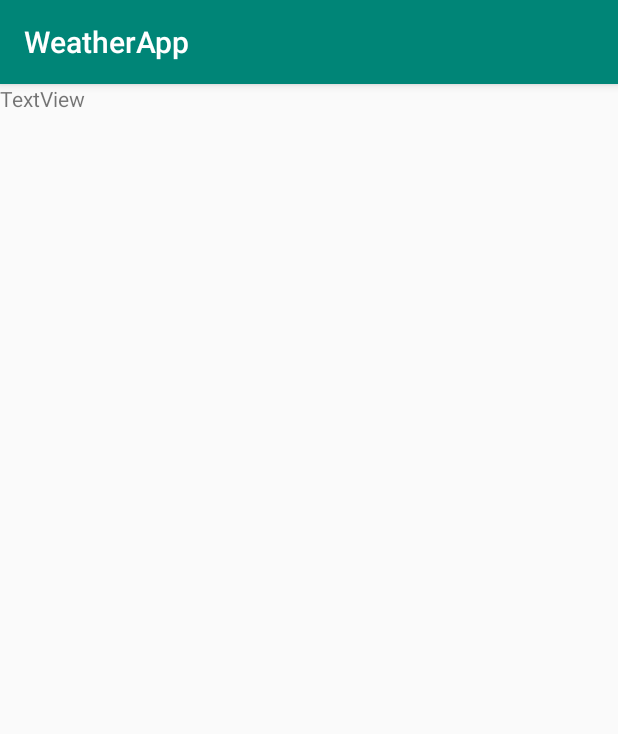
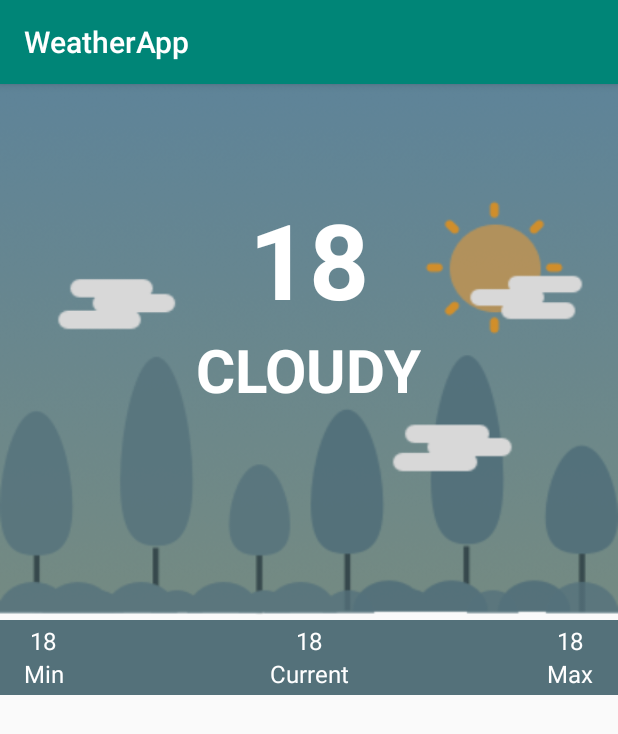
Before and after one commit to LNdame/WeatherApp, an Android app: the screen it shows after launch (MainActivity), on a phone screen of 412 x 824 dp. Shown: the top 734 px of the screen. Run offline under Robolectric (Android 15) with nearby library versions, the phone set to English and light mode, and no system bars; our stand-ins replace Dagger/Hilt's generated code, RxJava, Timber, data binding; network calls fail.

Commit message:
forest screen design

```diff
--- a/app/src/main/res/drawable/cloudy.xml
+++ b/app/src/main/res/drawable/cloudy.xml
@@ -3,5 +3,5 @@
     <item>
         <shape android:shape="rectangle"/>
     </item>
-    <item android:drawable="@drawable/sea_cloudy"/>
+    <item android:drawable="@drawable/forest_cloudy"/>
 </layer-list>
--- a/app/src/main/res/drawable/rainy.xml
+++ b/app/src/main/res/drawable/rainy.xml
@@ -3,5 +3,5 @@
     <item>
         <shape android:shape="rectangle"/>
     </item>
-    <item android:drawable="@drawable/sea_rainy"/>
+    <item android:drawable="@drawable/forest_rainy"/>
 </layer-list>
--- a/app/src/main/res/drawable/sunny.xml
+++ b/app/src/main/res/drawable/sunny.xml
@@ -3,5 +3,5 @@
     <item>
         <shape android:shape="rectangle"/>
     </item>
-    <item android:drawable="@drawable/sea_sunnypng"/>
+    <item android:drawable="@drawable/forest_sunny"/>
 </layer-list>
--- a/app/src/main/res/layout/activity_main.xml
+++ b/app/src/main/res/layout/activity_main.xml
@@ -16,26 +16,149 @@
 
 
 
+
         <LinearLayout
-            android:layout_width="409dp"
+            android:id="@+id/linearLayout"
+            android:layout_width="match_parent"
             android:layout_height="354dp"
             android:orientation="vertical"
-            tools:layout_editor_absoluteX="1dp"
-            tools:layout_editor_absoluteY="1dp">
+            android:gravity="center_horizontal"
+            android:paddingTop="70dp"
+            android:background="@drawable/cloudy"
+            app:layout_constraintEnd_toEndOf="parent"
+            app:layout_constraintStart_toStartOf="parent"
+            app:layout_constraintTop_toTopOf="parent">
 
             <TextView
-                android:id="@+id/textView"
-                android:layout_width="match_parent"
+                android:id="@+id/txtemperature"
+                android:layout_width="wrap_content"
                 android:layout_height="wrap_content"
-                android:text="TextView" />
+                android:textColor="@android:color/white"
+                android:textSize="70sp"
+                android:textStyle="bold"
+                android:text="18" />
+            <TextView
+                android:id="@+id/txtweather"
+                android:layout_width="wrap_content"
+                android:layout_height="wrap_content"
+                android:textColor="@android:color/white"
+                android:textSize="40sp"
+                android:textStyle="bold"
+                android:text="CLOUDY" />
+
         </LinearLayout>
 
+        <FrameLayout
+            android:id="@+id/frameLayout"
+            android:layout_width="match_parent"
+            android:layout_height="50dp"
+            android:background="@color/colorCloudy"
+            app:layout_constraintBottom_toTopOf="@+id/linearLayout2"
+            app:layout_constraintEnd_toEndOf="parent"
+            app:layout_constraintStart_toStartOf="parent"
+            app:layout_constraintTop_toBottomOf="@+id/linearLayout">
+            <androidx.constraintlayout.widget.ConstraintLayout
+                android:layout_width="match_parent"
+                android:layout_height="match_parent">
+
+                <LinearLayout
+                    android:id="@+id/linearLayout4"
+                    android:layout_width="wrap_content"
+                    android:layout_height="match_parent"
+                    android:layout_marginStart="16dp"
+                    android:gravity="center"
+                    android:orientation="vertical"
+                    app:layout_constraintBottom_toBottomOf="parent"
+                    app:layout_constraintStart_toStartOf="parent"
+                    app:layout_constraintTop_toTopOf="parent">
+
+                    <TextView
+                        android:id="@+id/txtTempMin"
+                        android:layout_width="wrap_content"
+                        android:layout_height="wrap_content"
+                        android:text="18"
+                        android:textColor="@android:color/white"
+                        android:textSize="16sp"
+                        android:textStyle="normal" />
+
+                    <TextView
+                        android:layout_width="wrap_content"
+                        android:layout_height="wrap_content"
+                        android:text="@string/label_min"
+                        android:textColor="@android:color/white"
+                        android:textSize="16sp"
+                        android:textStyle="normal" />
+                </LinearLayout>
+
+                <LinearLayout
+                    android:id="@+id/linearLayout3"
+                    android:layout_width="wrap_content"
+                    android:layout_height="match_parent"
+                    android:gravity="center"
+                    android:orientation="vertical"
+
+                    app:layout_constraintBottom_toBottomOf="parent"
+                    app:layout_constraintEnd_toEndOf="parent"
+                    app:layout_constraintStart_toStartOf="parent"
+                    app:layout_constraintTop_toTopOf="parent">
+
+                    <TextView
+                        android:id="@+id/txtTempCurrent"
+                        android:layout_width="wrap_content"
+                        android:layout_height="wrap_content"
+                        android:text="18"
+                        android:textColor="@android:color/white"
+                        android:textSize="16sp"
+                        android:textStyle="normal" />
+
+                    <TextView
+                        android:layout_width="wrap_content"
+                        android:layout_height="wrap_content"
+                        android:text="@string/label_current"
+                        android:textColor="@android:color/white"
+                        android:textSize="16sp"
+                        android:textStyle="normal" />
+                </LinearLayout>
+
+                <LinearLayout
+                    android:layout_width="31dp"
+                    android:layout_height="match_parent"
+                    android:layout_marginEnd="16dp"
+                    android:gravity="center"
+                    android:orientation="vertical"
+                    app:layout_constraintBottom_toBottomOf="parent"
+                    app:layout_constraintEnd_toEndOf="parent"
+                    app:layout_constraintTop_toTopOf="parent">
+
+                    <TextView
+                        android:id="@+id/txtTempMax"
+                        android:layout_width="wrap_content"
+                        android:layout_height="wrap_content"
+                        android:text="18"
+                        android:textColor="@android:color/white"
+                        android:textSize="16sp"
+                        android:textStyle="normal" />
+
+                    <TextView
+                        android:layout_width="wrap_content"
+                        android:layout_height="wrap_content"
+                        android:text="@string/label_max"
+                        android:textColor="@android:color/white"
+                        android:textSize="16sp"
+                        android:textStyle="normal" />
+                </LinearLayout>
+            </androidx.constraintlayout.widget.ConstraintLayout>
+
+        </FrameLayout>
+
         <LinearLayout
-            android:layout_width="409dp"
+            android:id="@+id/linearLayout2"
+            android:layout_width="match_parent"
             android:layout_height="354dp"
             android:orientation="vertical"
-            tools:layout_editor_absoluteX="1dp"
-            tools:layout_editor_absoluteY="376dp">
+            app:layout_constraintBottom_toBottomOf="parent"
+            app:layout_constraintStart_toStartOf="parent"
+            app:layout_constraintTop_toBottomOf="@+id/frameLayout">
 
             <androidx.recyclerview.widget.RecyclerView
                 android:layout_width="match_parent"
--- /dev/null
+++ b/app/src/main/res/layout/forecast_item.xml
@@ -0,0 +1,50 @@
+<?xml version="1.0" encoding="utf-8"?>
+<androidx.constraintlayout.widget.ConstraintLayout xmlns:android="http://schemas.android.com/apk/res/android"
+    xmlns:app="http://schemas.android.com/apk/res-auto"
+    xmlns:tools="http://schemas.android.com/tools"
+    android:id="@+id/linearLayout5"
+    android:background="@color/colorCloudy"
+    android:layout_width="match_parent"
+    android:layout_height="wrap_content">
+
+    <TextView
+        android:id="@+id/textView"
+        android:layout_width="wrap_content"
+        android:layout_height="wrap_content"
+        android:layout_marginStart="16dp"
+        android:layout_marginTop="8dp"
+        android:layout_marginBottom="8dp"
+        android:text="Wednesday"
+        android:textSize="22sp"
+        android:textColor="@android:color/white"
+        app:layout_constraintBottom_toBottomOf="parent"
+        app:layout_constraintStart_toStartOf="parent"
+        app:layout_constraintTop_toTopOf="parent" />
+
+    <ImageView
+        android:id="@+id/imageView"
+        android:layout_width="wrap_content"
+        android:layout_height="wrap_content"
+        android:layout_marginStart="32dp"
+        android:layout_marginTop="8dp"
+        android:contentDescription="@string/content_weatherstatus"
+        app:layout_constraintStart_toEndOf="@+id/textView"
+        app:layout_constraintTop_toTopOf="parent"
+        app:srcCompat="@drawable/ic_action_partlysunny" />
+
+    <TextView
+        android:id="@+id/textView2"
+        android:layout_width="wrap_content"
+        android:layout_height="wrap_content"
+        android:layout_marginTop="8dp"
+        android:layout_marginEnd="16dp"
+        android:layout_marginBottom="8dp"
+        android:text="18"
+        android:textColor="@android:color/white"
+        android:textSize="22sp"
+        app:layout_constraintBottom_toBottomOf="parent"
+        app:layout_constraintEnd_toEndOf="parent"
+        app:layout_constraintTop_toTopOf="parent" />
+
+
+</androidx.constraintlayout.widget.ConstraintLayout>
--- a/app/src/main/res/values/strings.xml
+++ b/app/src/main/res/values/strings.xml
@@ -1,3 +1,7 @@
 <resources>
     <string name="app_name">WeatherApp</string>
+    <string name="label_min">Min</string>
+    <string name="label_current">Current</string>
+    <string name="label_max">Max</string>
+    <string name="content_weatherstatus">weatherStatus</string>
 </resources>
```
Also changed, not shown: app/src/main/res/drawable-hdpi/ic_action_clear.png (added), app/src/main/res/drawable-mdpi/ic_action_clear.png (added), app/src/main/res/drawable-xhdpi/ic_action_clear.png (added), app/src/main/res/drawable-xxhdpi/ic_action_clear.png (added), app/src/main/res/drawable-xxxhdpi/ic_action_clear.png (added), app/src/main/res/drawable/forest_cloudy.png (added), app/src/main/res/drawable/forest_rainy.png (added), app/src/main/res/drawable/forest_sunny.png (added).
